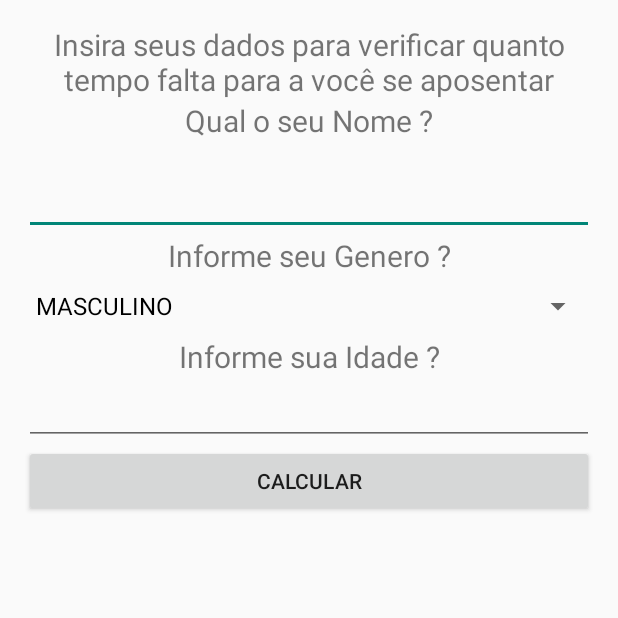
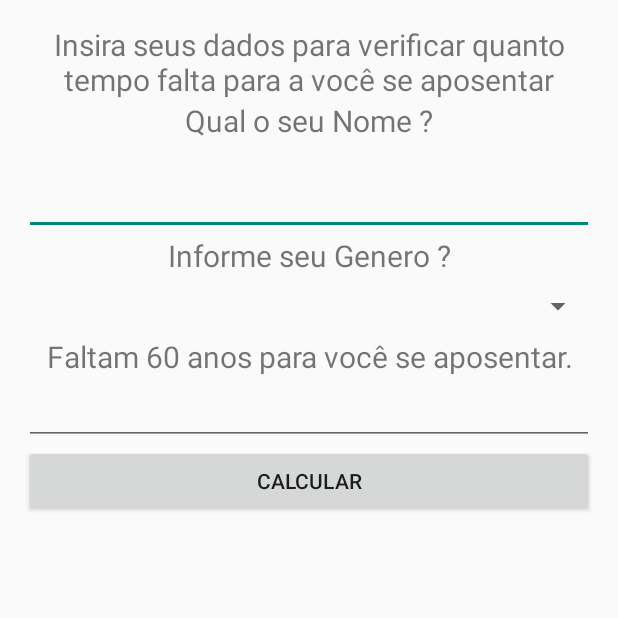
Before and after one commit to SemprebomTecnologia/ANDROID_APOSENTADORIA, an Android app built with Jetpack Compose: the screen it shows after launch (MainActivity), after a tap on "CALCULAR", on a phone screen of 412 x 824 dp, the top half of it. Run offline under Robolectric (Android 15) with nearby library versions, the phone set to English and light mode, and no system bars; 1 statement that could not run was skipped.

Commit message:
COMMIT START LAYOUT MAIN BUTTON RESULT

```diff
--- a/app/src/main/java/com/example/aposentadoria/MainActivity.kt
+++ b/app/src/main/java/com/example/aposentadoria/MainActivity.kt
@@ -17,11 +17,13 @@ import android.app.Activity
 import android.app.AlertDialog
 import android.app.Dialog
 import android.content.Context
+import android.content.DialogInterface
 import android.widget.ArrayAdapter
 import android.widget.Button
 import android.widget.EditText
 import android.widget.Spinner
 import android.widget.TextView
+import android.widget.Toast
 import androidx.fragment.app.DialogFragment
 
 
@@ -32,76 +34,43 @@ class MainActivity : ComponentActivity() {
         //informa ao android qual tela sera exibida
         setContentView(R.layout.activity_main)
 
-        //obtendo a instancia do editText --> nome
+        //obtendo o nome da instancia do editText --> nome
         val edt_nome = findViewById<EditText>(R.id.editTextText)
-        //obtendo a instância do Spinner --> sexo
+        //obtendoo sexo da instância do Spinner --> sexo
         val spn_sexo = findViewById<Spinner>(R.id.spinner)
-        spn_sexo.adapter = ArrayAdapter<String>(this,android.R.layout.simple_spinner_dropdown_item,listOf("MASCULINO","FEMININO"))
-        //obtendo a instancia do botao
-        val btn_ok  = findViewById<Button>(R.id.button2)
-        //obtendo a instancia do da textViwiew para o Resultado
+        //populando o spinner com o generos sexuais
+        spn_sexo.adapter = ArrayAdapter<String>(
+            this,
+            android.R.layout.simple_spinner_dropdown_item,
+            listOf(" ","MASCULINO", "FEMININO")
+        )
+        //obtendo a instancia do botao CALCULAR
+        val btn_ok = findViewById<Button>(R.id.button2)
+        //obtendo a idade  e a instancia
+        val  age =  findViewById<EditText>(R.id.editTextText3)
+        //obtendo a instancia DO RESULTADO da textViwiew para o Resultado
         val txt_res = findViewById<TextView>(R.id.textView5)
 
         //informo ao sistema o que deve ser feito quando clicar no botao calcular
-        btn_ok.setOnClickListener(){
-            StartGameDialogFragment()
-           /* if (spn_sexo != null && spn_sexo.selectedItem != null) {
-                val sexo = spn_sexo.selectedItem
-                StartGameDialogFragment()
-            }else{
-                //Msgdlg("Por favor informe o sexo !")
-                StartGameDialogFragment()
+        btn_ok.setOnClickListener() {
+            //if (spn_sexo != null && spn_sexo.selectedItem != null) {
+            if (spn_sexo.selectedItem != null) {
+                //capturando o sexo selecionado
+                val sexo = spn_sexo.selectedItem as String
+                //capturando a idade digitada
+                val idade = age.toString() as Int
+                //variável para guardar o resultado do cálculo
+                var resultado = 0
+                //verificando o sexo da pessoa
+                if(sexo == "MASCULINO"){
+                    resultado = 65 - idade
+                }else{
+                    resultado = 60 - idade
+                }
+                //Atualizando a tela de acordo com o resultado do cálculo
+                txt_res.text = "Faltam $resultado anos para você se aposentar."
+
             }
-            */
-
         }
-
-    }
-
-class StartGameDialogFragment : DialogFragment() {
-    override fun onCreateDialog(savedInstanceState: Bundle?): Dialog {
-        return activity ?.let {
-            // Use the Builder class for convenient dialog construction.
-            val builder = AlertDialog.Builder(it)
-            builder.setMessage("Start game")
-                .setPositiveButton("Start") { dialog, id ->
-                    // START THE GAME!
-                }
-                .setNegativeButton("Cancel") { dialog, id ->
-                    // User cancelled the dialog.
-                }
-            // Create the AlertDialog object and return it.
-            builder.create()
-        } ?: throw IllegalStateException("Activity cannot be null")
     }
 }
-
-}
-
-
-
-/*
-
-if(spinnerNome != null && spinnerNome.getSelectedItem() !=null ) {
-   valor = (String) spinnerNome.getSelectedItem();
-} else  {
-    //Spinner vazio
-}
-
-@Composable
-fun Greeting(name: String, modifier: Modifier = Modifier) {
-    Text(
-        text = "Hello $name!",
-        modifier = modifier
-    )
-}
-
-@Preview(showBackground = true)
-@Composable
-fun GreetingPreview() {
-    APOSENTADORIATheme {
-        Greeting("Android")
-    }
-}
-
- */
```
